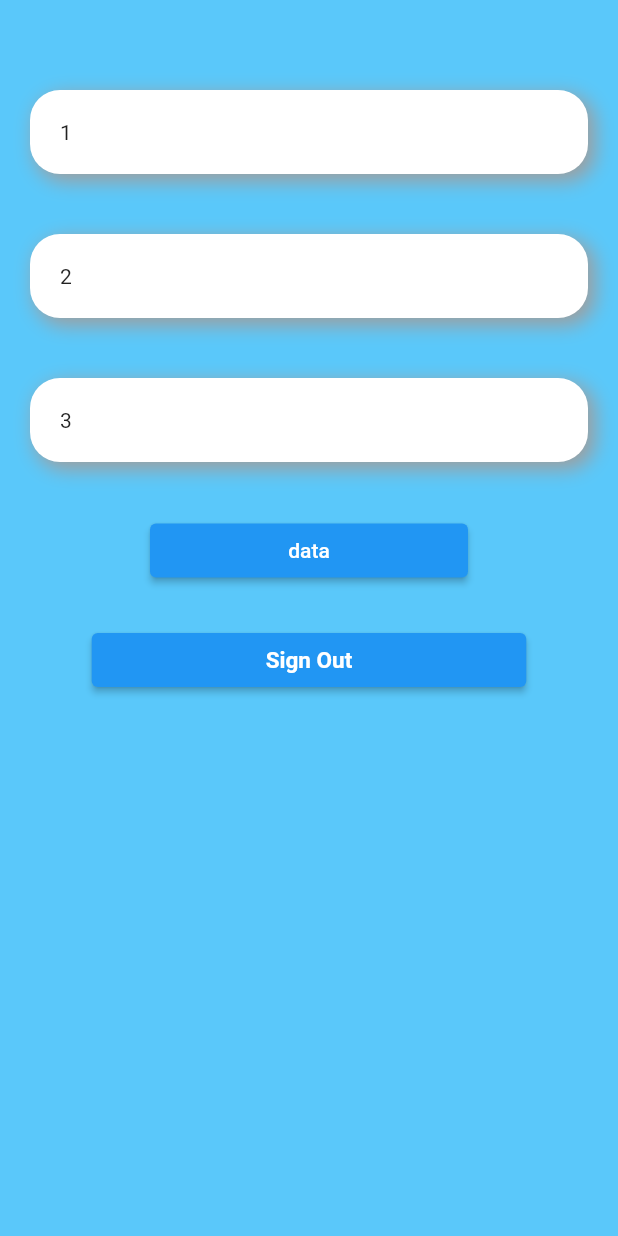
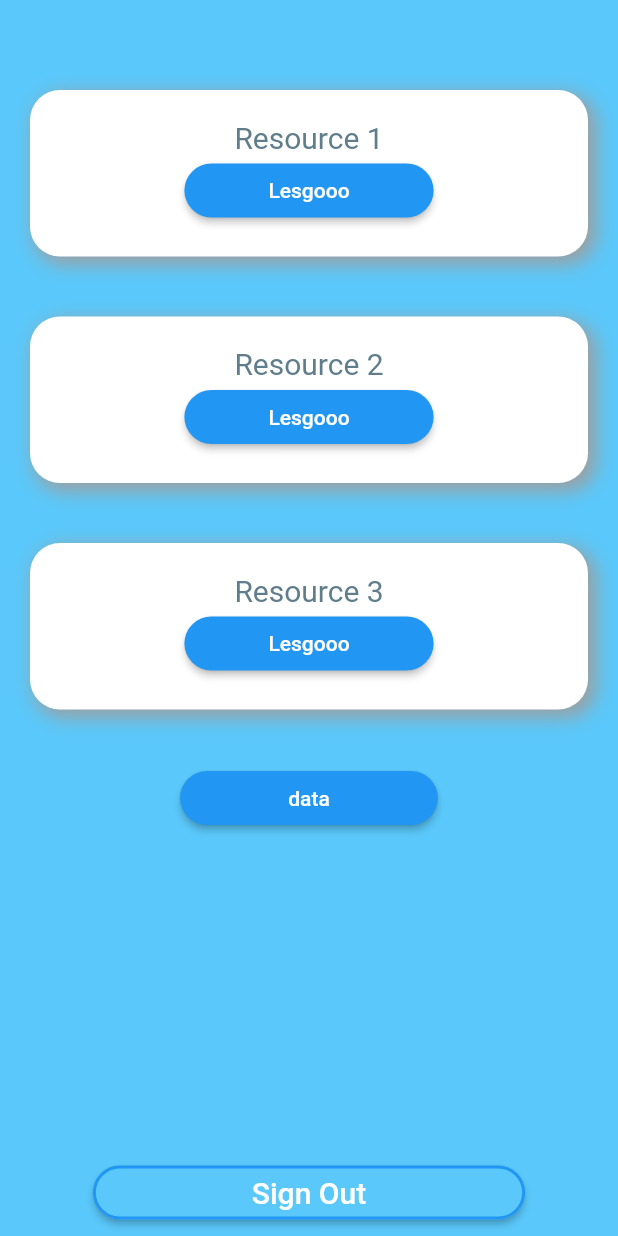
Before and after one commit to DevastrR/Pages, a Flutter app: the screen it shows after launch, after a tap on "Log In", on a phone screen of 412 x 824 dp. Run offline on Flutter 3.47's test engine with Material 2 defaults, Android fonts, the phone set to English and light mode, and no system bars; our stand-ins replace firebase_auth, firebase_core; accounts and stored records are empty.

Commit message:
added functionalities

```diff
--- a/flutter_pages/lib/screens/home/home.dart
+++ b/flutter_pages/lib/screens/home/home.dart
@@ -31,51 +31,143 @@ class HomeScreen extends StatelessWidget {
           const SizedBox(
             height: 40,
           ),
-          const Padding(
-            padding: EdgeInsets.all(20.0),
+          Padding(
+            padding: const EdgeInsets.all(20.0),
             child: OurContainer(
-              child: Text("1"),
+              child: Column(
+                children: <Widget>[
+                  const Text(
+                    "Resource 1",
+                    style: TextStyle(
+                      fontSize: 20,
+                      color: Colors.blueGrey,
                     ),
                   ),
-          const Padding(
-            padding: EdgeInsets.all(20.0),
-            child: OurContainer(
-              child: Text("2"),
+                  ElevatedButton(
+                    style: ButtonStyle(
+                      shape: MaterialStateProperty.all(
+                        RoundedRectangleBorder(
+                          borderRadius: BorderRadius.circular(20),
                         ),
                       ),
-          const Padding(
-            padding: EdgeInsets.all(20.0),
+                    ),
+                    onPressed: () {},
+                    child: const Padding(
+                      padding: EdgeInsets.symmetric(horizontal: 40.0),
+                      child: Text("Lesgooo"),
+                    ),
+                  ),
+                ],
+              ),
+            ),
+          ),
+          Padding(
+            padding: const EdgeInsets.all(20.0),
             child: OurContainer(
-              child: Text("3"),
+              child: Column(
+                children: <Widget>[
+                  const Text(
+                    "Resource 2",
+                    style: TextStyle(
+                      fontSize: 20,
+                      color: Colors.blueGrey,
+                    ),
+                  ),
+                  ElevatedButton(
+                    style: ButtonStyle(
+                      shape: MaterialStateProperty.all(
+                        RoundedRectangleBorder(
+                          borderRadius: BorderRadius.circular(20),
+                        ),
+                      ),
+                    ),
+                    onPressed: () {},
+                    child: const Padding(
+                      padding: EdgeInsets.symmetric(horizontal: 40.0),
+                      child: Text("Lesgooo"),
+                    ),
+                  ),
+                ],
+              ),
+            ),
+          ),
+          Padding(
+            padding: const EdgeInsets.all(20.0),
+            child: OurContainer(
+              child: Column(
+                children: <Widget>[
+                  const Text(
+                    "Resource 3",
+                    style: TextStyle(
+                      fontSize: 20,
+                      color: Colors.blueGrey,
+                    ),
+                  ),
+                  ElevatedButton(
+                    style: ButtonStyle(
+                      shape: MaterialStateProperty.all(
+                        RoundedRectangleBorder(
+                          borderRadius: BorderRadius.circular(20),
+                        ),
+                      ),
+                    ),
+                    onPressed: () {},
+                    child: const Padding(
+                      padding: EdgeInsets.symmetric(horizontal: 40.0),
+                      child: Text("Lesgooo"),
+                    ),
+                  ),
+                ],
+              ),
             ),
           ),
           Padding(
             padding:
-                const EdgeInsets.symmetric(horizontal: 100.0, vertical: 15.0),
+                const EdgeInsets.symmetric(horizontal: 120.0, vertical: 15.0),
             child: ElevatedButton(
+              style: ButtonStyle(
+                shape: MaterialStateProperty.all(
+                  RoundedRectangleBorder(
+                    borderRadius: BorderRadius.circular(20),
+                  ),
+                ),
+              ),
               onPressed: () {},
               child: const Text("data"),
             ),
           ),
+          const SizedBox(
+            height: 200,
+          ),
           Center(
-            child: Padding(
-              padding: const EdgeInsets.symmetric(vertical: 10.0),
+            child: Align(
+              alignment: Alignment.bottomCenter,
               child: ElevatedButton(
                 onPressed: () {
                   _signOut(context);
                 },
+                style: ElevatedButton.styleFrom(
+                  side: const BorderSide(
+                    color: Colors.blue,
+                    width: 2,
+                  ),
+                  shape: RoundedRectangleBorder(
+                      borderRadius: BorderRadius.circular(20)),
+                  backgroundColor: const Color.fromRGBO(90, 200, 250, 4),
+                ),
                 child: const Padding(
-                    padding: EdgeInsets.symmetric(horizontal: 100),
+                  padding: EdgeInsets.symmetric(vertical: 5, horizontal: 90),
                   child: Text(
                     "Sign Out",
                     style: TextStyle(
                       color: Colors.white,
-                          fontWeight: FontWeight.bold,
-                          fontSize: 15.0),
+                      fontSize: 20.0,
                     ),
-                  )),
                   ),
-          )
+                ),
+              ),
+            ),
+          ),
         ],
       ),
     );
--- a/flutter_pages/lib/screens/login/localwidgets/loginform.dart
+++ b/flutter_pages/lib/screens/login/localwidgets/loginform.dart
@@ -46,6 +46,13 @@ class _OurLoginFormState extends State<OurLoginForm> {
             height: 20.0,
           ),
           ElevatedButton(
+            style: ButtonStyle(
+              shape: MaterialStateProperty.all(
+                RoundedRectangleBorder(
+                  borderRadius: BorderRadius.circular(20),
+                ),
+              ),
+            ),
             child: const Padding(
               padding: EdgeInsets.symmetric(horizontal: 100),
               child: Text(
```
Lines whose indentation alone changed are shown as unchanged.
